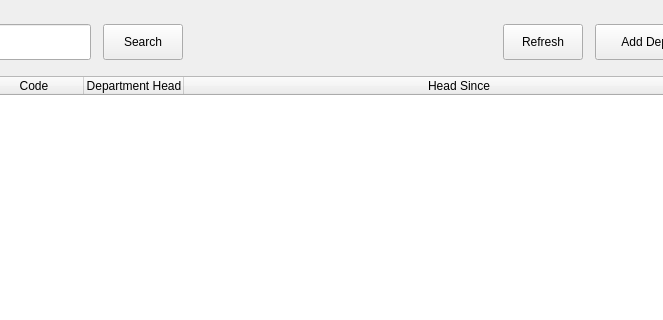
Before: the Qt Designer form app/ui/layout/departments_tab.ui in jankrawczykk/CampusHub, drawn with Qt 5; both pictures show x 241 to 904 and y 0 to 320 of the 1000 by 600 pixel window.
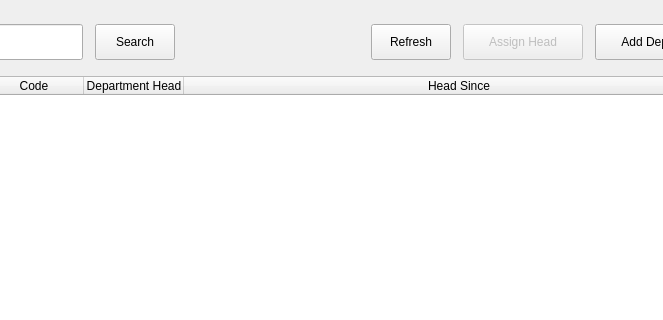
After: the same form once the commit is applied.

Commit message: Added 'Assign Head' button to the 'Departments' tab

Patch:
```diff
--- a/app/ui/layout/departments_tab.ui
+++ b/app/ui/layout/departments_tab.ui
@@ -89,6 +89,22 @@
        </property>
       </widget>
      </item>
+     <item>
+      <widget class="QPushButton" name="assignHeadButton">
+       <property name="enabled">
+        <bool>false</bool>
+       </property>
+       <property name="minimumSize">
+        <size>
+         <width>120</width>
+         <height>36</height>
+        </size>
+       </property>
+       <property name="text">
+        <string>Assign Head</string>
+       </property>
+      </widget>
+     </item>
      <item>
       <widget class="QPushButton" name="addButton">
        <property name="minimumSize">
```
The commit also changes 5 other files.
